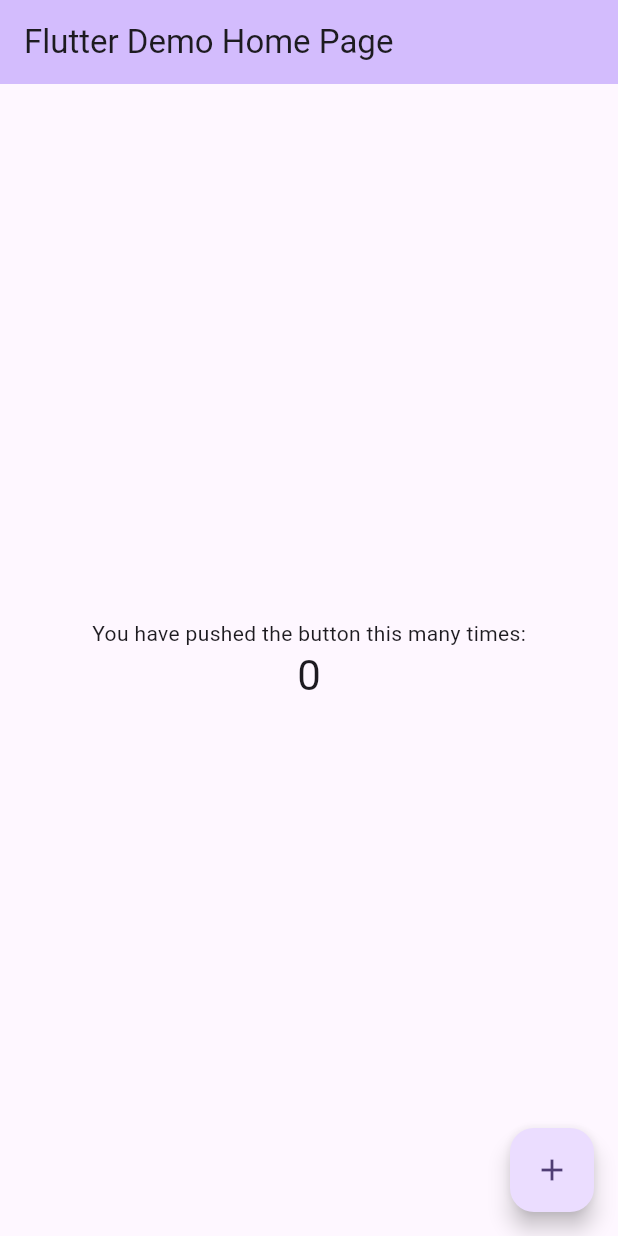
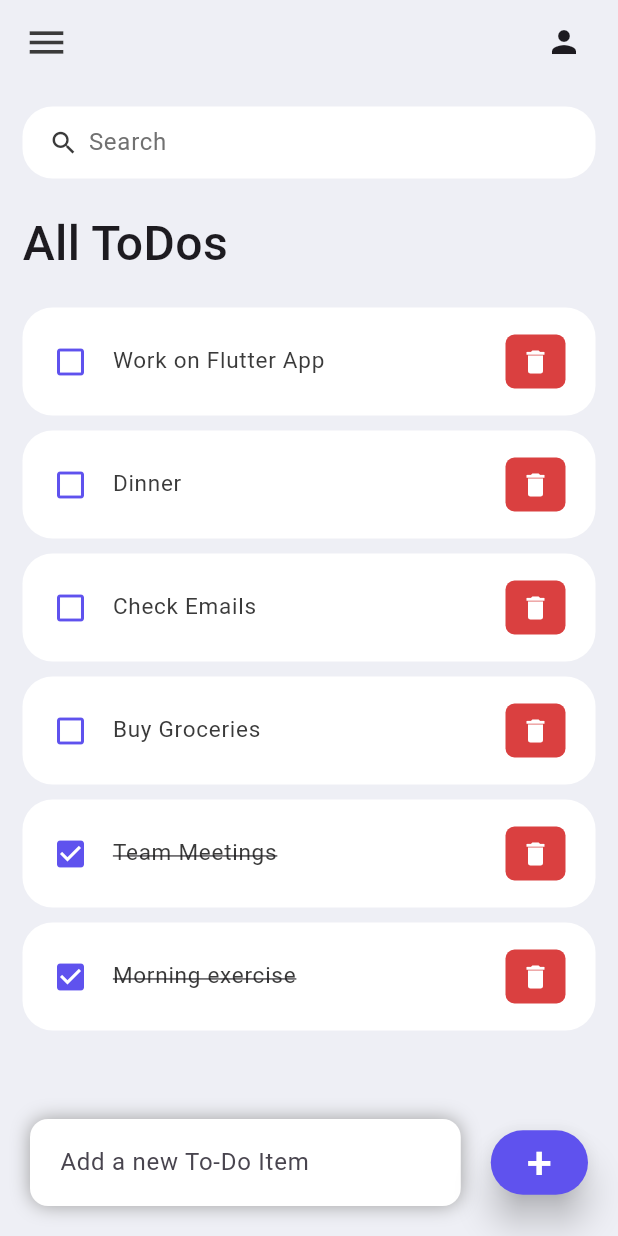
Before and after one commit to Simransingh010/NewTodo, a Flutter app: the screen it shows after launch, on a phone screen of 412 x 824 dp. Run offline on Flutter 3.47's test engine with Material 3 defaults, Android fonts, the phone set to English and light mode, and no system bars; missing offline and left inert: dart:ffi.

Commit message:
last commit

```diff
--- /dev/null
+++ b/todo/lib/colors.dart
@@ -0,0 +1,9 @@
+import 'package:flutter/material.dart';
+
+const Color tdRed = Color(0xFFDA4040);
+const Color tdblue = Color(0xFF5F52EE);
+
+const Color tdBlack = Color(0xFF3A3A3A);
+const Color tdGrey = Color(0xff717171);
+
+const Color tdBGcolor = Color(0xFFEEEFF5);
--- /dev/null
+++ b/todo/lib/home.dart
@@ -0,0 +1,221 @@
+import 'dart:ffi';
+
+import 'package:flutter/foundation.dart';
+import 'package:flutter/material.dart';
+import 'package:todo/colors.dart';
+import '../model/todo.dart';
+import '../widgets/todo_item.dart';
+
+class Home extends StatefulWidget {
+  Home({super.key});
+
+  @override
+  State<Home> createState() => _HomeState();
+}
+
+class _HomeState extends State<Home> {
+  var todoList = ToDo.todoList();
+  final _todoController = TextEditingController();
+  List<ToDo> _foundTodo = [];
+
+  @override
+  void initState() {
+    _foundTodo = todoList;
+    super.initState();
+  }
+
+  @override
+  Widget build(BuildContext context) {
+    return Scaffold(
+      backgroundColor: tdBGcolor,
+      appBar: _buildAppBar(),
+      body: Stack(
+        children: [
+          Container(
+            padding: EdgeInsets.symmetric(
+              horizontal: 15,
+              vertical: 15,
+            ),
+            child: Column(children: [
+              searchBox(),
+              Expanded(
+                child: ListView(
+                  children: [
+                    Container(
+                      padding: EdgeInsets.symmetric(vertical: 20),
+                      child: Text(
+                        'All ToDos',
+                        style: TextStyle(
+                            fontSize: 32, fontWeight: FontWeight.w500),
+                      ),
+                    ),
+                    for (ToDo todoo in _foundTodo.reversed)
+                      ToDoItem(
+                        todo: todoo,
+                        onToDoChanged: _handleToDoChange,
+                        onDeleteItem: _deleteToDoItem,
+                      ),
+                  ],
+                ),
+              )
+            ]),
+          ),
+          Align(
+            alignment: Alignment.bottomCenter,
+            child: Row(
+              children: [
+                Expanded(
+                  child: Container(
+                    margin: EdgeInsets.only(
+                      bottom: 20,
+                      right: 20,
+                      left: 20,
+                    ),
+                    padding: EdgeInsets.symmetric(
+                      horizontal: 20,
+                      vertical: 5,
+                    ),
+                    decoration: BoxDecoration(
+                      color: Colors.white,
+                      boxShadow: const [
+                        BoxShadow(
+                          color: Colors.grey,
+                          offset: Offset(0.0, 0.0),
+                          blurRadius: 10.0,
+                          spreadRadius: 0.0,
+                        ),
+                      ],
+                      borderRadius: BorderRadius.circular(
+                        (12),
+                      ),
+                    ),
+                    child: TextField(
+                      controller: _todoController,
+                      decoration: InputDecoration(
+                        hintText: 'Add a new To-Do Item',
+                        border: InputBorder.none,
+                      ),
+                    ),
+                  ),
+                ),
+                Container(
+                  margin: EdgeInsets.only(
+                    bottom: 20,
+                    right: 20,
+                  ),
+                  child: ElevatedButton(
+                    child: Text(
+                      '+',
+                      style: TextStyle(
+                        fontSize: 30,
+                        color: Colors.white,
+                      ),
+                    ),
+                    onPressed: () {
+                      _addToDoItem(_todoController.text);
+                    },
+                    style: ElevatedButton.styleFrom(
+                      backgroundColor: tdblue,
+                      elevation: 10,
+                    ),
+                  ),
+                )
+              ],
+            ),
+          )
+        ],
+      ),
+    );
+  }
+
+  void _handleToDoChange(ToDo todo) {
+    setState(() {
+      todo.isDone = !todo.isDone;
+    });
+  }
+
+  void _deleteToDoItem(String id) {
+    setState(() {
+      todoList.removeWhere((item) => item.id == id);
+    });
+  }
+
+  void _addToDoItem(String toDo) {
+    setState(() {
+      todoList.add(ToDo(
+        id: DateTime.now().millisecondsSinceEpoch.toString(),
+        todoText: toDo,
+      ));
+    });
+    _todoController.clear();
+  }
+
+  void _runFilter(String enteredKeyword) {
+    List<ToDo> results = [];
+    if (enteredKeyword.isEmpty) {
+      results = todoList;
+    } else {
+      results = todoList
+          .where((item) => item.todoText!
+              .toLowerCase()
+              .contains(enteredKeyword.toLowerCase()))
+          .toList();
+    }
+    setState(() {
+      _foundTodo = results;
+    });
+  }
+
+  Widget searchBox() {
+    return Container(
+      padding: EdgeInsets.symmetric(horizontal: 15),
+      decoration: BoxDecoration(
+        color: Colors.white,
+        borderRadius: BorderRadius.circular(20),
+      ),
+      child: TextField(
+        onChanged: (value) => _runFilter(value),
+        decoration: InputDecoration(
+          contentPadding: EdgeInsets.all(0),
+          prefixIcon: Icon(
+            Icons.search,
+            color: tdBlack,
+            size: 20,
+          ),
+          prefixIconConstraints: BoxConstraints(
+            maxHeight: 20,
+            minWidth: 25,
+          ),
+          border: InputBorder.none,
+          hintText: 'Search',
+          hintStyle: TextStyle(color: tdGrey),
+        ),
+      ),
+    );
+  }
+
+  AppBar _buildAppBar() {
+    return AppBar(
+      backgroundColor: tdBGcolor,
+      elevation: 0,
+      title: Row(
+        mainAxisAlignment: MainAxisAlignment.spaceBetween,
+        children: [
+          Icon(
+            Icons.menu,
+            color: tdBlack,
+            size: 30,
+          ),
+          Container(
+            height: 40,
+            width: 40,
+            child: ClipRRect(
+              borderRadius: BorderRadius.circular(20),
+              child: Icon(Icons.person),
+            ),
+          ),
+        ],
+      ),
+    );
+  }
+}
--- a/todo/lib/main.dart
+++ b/todo/lib/main.dart
@@ -1,4 +1,5 @@
 import 'package:flutter/material.dart';
+import './home.dart';
 
 void main() {
   runApp(const MyApp());
@@ -7,120 +8,9 @@ void main() {
 class MyApp extends StatelessWidget {
   const MyApp({super.key});
 
-  // This widget is the root of your application.
   @override
   Widget build(BuildContext context) {
     return MaterialApp(
-      debugShowCheckedModeBanner: false,
-      title: 'Flutter Demo',
-      theme: ThemeData(
-        // This is the theme of your application.
-        //
-        // TRY THIS: Try running your application with "flutter run". You'll see
-        // the application has a purple toolbar. Then, without quitting the app,
-        // try changing the seedColor in the colorScheme below to Colors.green
-        // and then invoke "hot reload" (save your changes or press the "hot
-        // reload" button in a Flutter-supported IDE, or press "r" if you used
-        // the command line to start the app).
-        //
-        // Notice that the counter didn't reset back to zero; the application
-        // state is not lost during the reload. To reset the state, use hot
-        // restart instead.
-        //
-        // This works for code too, not just values: Most code changes can be
-        // tested with just a hot reload.
-        colorScheme: ColorScheme.fromSeed(seedColor: Colors.deepPurple),
-        useMaterial3: true,
-      ),
-      home: const MyHomePage(title: 'Flutter Demo Home Page'),
-    );
+        debugShowCheckedModeBanner: false, title: 'To do List', home: Home());
   }
 }
-
-class MyHomePage extends StatefulWidget {
-  const MyHomePage({super.key, required this.title});
-
-  // This widget is the home page of your application. It is stateful, meaning
-  // that it has a State object (defined below) that contains fields that affect
-  // how it looks.
-
-  // This class is the configuration for the state. It holds the values (in this
-  // case the title) provided by the parent (in this case the App widget) and
-  // used by the build method of the State. Fields in a Widget subclass are
-  // always marked "final".
-
-  final String title;
-
-  @override
-  State<MyHomePage> createState() => _MyHomePageState();
-}
-
-class _MyHomePageState extends State<MyHomePage> {
-  int _counter = 0;
-
-  void _incrementCounter() {
-    setState(() {
-      // This call to setState tells the Flutter framework that something has
-      // changed in this State, which causes it to rerun the build method below
-      // so that the display can reflect the updated values. If we changed
-      // _counter without calling setState(), then the build method would not be
-      // called again, and so nothing would appear to happen.
-      _counter++;
-    });
-  }
-
-  @override
-  Widget build(BuildContext context) {
-    // This method is rerun every time setState is called, for instance as done
-    // by the _incrementCounter method above.
-    //
-    // The Flutter framework has been optimized to make rerunning build methods
-    // fast, so that you can just rebuild anything that needs updating rather
-    // than having to individually change instances of widgets.
-    return Scaffold(
-      appBar: AppBar(
-        // TRY THIS: Try changing the color here to a specific color (to
-        // Colors.amber, perhaps?) and trigger a hot reload to see the AppBar
-        // change color while the other colors stay the same.
-        backgroundColor: Theme.of(context).colorScheme.inversePrimary,
-        // Here we take the value from the MyHomePage object that was created by
-        // the App.build method, and use it to set our appbar title.
-        title: Text(widget.title),
-      ),
-      body: Center(
-        // Center is a layout widget. It takes a single child and positions it
-        // in the middle of the parent.
-        child: Column(
-          // Column is also a layout widget. It takes a list of children and
-          // arranges them vertically. By default, it sizes itself to fit its
-          // children horizontally, and tries to be as tall as its parent.
-          //
-          // Column has various properties to control how it sizes itself and
-          // how it positions its children. Here we use mainAxisAlignment to
-          // center the children vertically; the main axis here is the vertical
-          // axis because Columns are vertical (the cross axis would be
-          // horizontal).
-          //
-          // TRY THIS: Invoke "debug painting" (choose the "Toggle Debug Paint"
-          // action in the IDE, or press "p" in the console), to see the
-          // wireframe for each widget.
-          mainAxisAlignment: MainAxisAlignment.center,
-          children: <Widget>[
-            const Text(
-              'You have pushed the button this many times:',
-            ),
-            Text(
-              '$_counter',
-              style: Theme.of(context).textTheme.headlineMedium,
-            ),
-          ],
-        ),
-      ),
-      floatingActionButton: FloatingActionButton(
-        onPressed: _incrementCounter,
-        tooltip: 'Increment',
-        child: const Icon(Icons.add),
-      ), // This trailing comma makes auto-formatting nicer for build methods.
-    );
-  }
-}
--- /dev/null
+++ b/todo/lib/model/todo.dart
@@ -0,0 +1,21 @@
+class ToDo {
+  String? id;
+  String? todoText;
+  bool isDone;
+
+  ToDo({
+    required this.id,
+    required this.todoText,
+    this.isDone = false,
+  });
+  static List<ToDo> todoList() {
+    return [
+      ToDo(id: '01', todoText: 'Morning exercise', isDone: true),
+      ToDo(id: '02', todoText: 'Team Meetings', isDone: true),
+      ToDo(id: '03', todoText: 'Buy Groceries'),
+      ToDo(id: '04', todoText: 'Check Emails'),
+      ToDo(id: '06', todoText: 'Dinner'),
+      ToDo(id: '05', todoText: 'Work on Flutter App'),
+    ];
+  }
+}
--- /dev/null
+++ b/todo/lib/widgets/todo_item.dart
@@ -0,0 +1,66 @@
+import 'package:flutter/material.dart';
+import 'package:todo/colors.dart';
+import '../model/todo.dart';
+
+class ToDoItem extends StatelessWidget {
+  final ToDo todo;
+  final onToDoChanged;
+  final onDeleteItem;
+
+  const ToDoItem({
+    required this.todo,
+    required this.onToDoChanged,
+    required this.onDeleteItem,
+  });
+
+  @override
+  Widget build(BuildContext context) {
+    return Container(
+      margin: EdgeInsets.only(
+        bottom: (10),
+      ),
+      child: ListTile(
+        onTap: () {
+          onToDoChanged(todo);
+          print("this is ok");
+        },
+        shape: RoundedRectangleBorder(
+          borderRadius: BorderRadius.circular(20),
+        ),
+        contentPadding: EdgeInsets.symmetric(horizontal: 20, vertical: 8),
+        tileColor: Colors.white,
+        leading: Icon(
+          todo.isDone ? Icons.check_box : Icons.check_box_outline_blank,
+          color: tdblue,
+        ),
+        title: Text(
+          todo.todoText!,
+          style: TextStyle(
+            fontSize: 15,
+            color: tdBlack,
+            decoration: todo.isDone ? TextDecoration.lineThrough : null,
+          ),
+        ),
+        trailing: Container(
+          padding: EdgeInsets.all(0),
+          margin: EdgeInsets.symmetric(vertical: 10),
+          height: 40,
+          width: 40,
+          decoration: BoxDecoration(
+            color: tdRed,
+            borderRadius: BorderRadius.circular(6),
+          ),
+          child: IconButton(
+            color: Colors.white,
+            iconSize: 20,
+            icon: Icon(Icons.delete),
+            onPressed: () {
+              onDeleteItem(todo.id);
+              // print("clicked on delete button");
+            },
+          ),
+        ),
+      ),
+    );
+  }
+}
--- a/todo/pubspec.yaml
+++ b/todo/pubspec.yaml
@@ -58,8 +58,9 @@ flutter:
   # the material Icons class.
   uses-material-design: true
 
-  # To add assets to your application, add an assets section, like this:
+  # # To add assets to your application, add an assets section, like this:
   # assets:
+  # - assets/images/avatar.jpeg
   #   - images/a_dot_burr.jpeg
   #   - images/a_dot_ham.jpeg
 
```
Also changed, not shown: todo/assets/images/avatar.jpeg (added).
